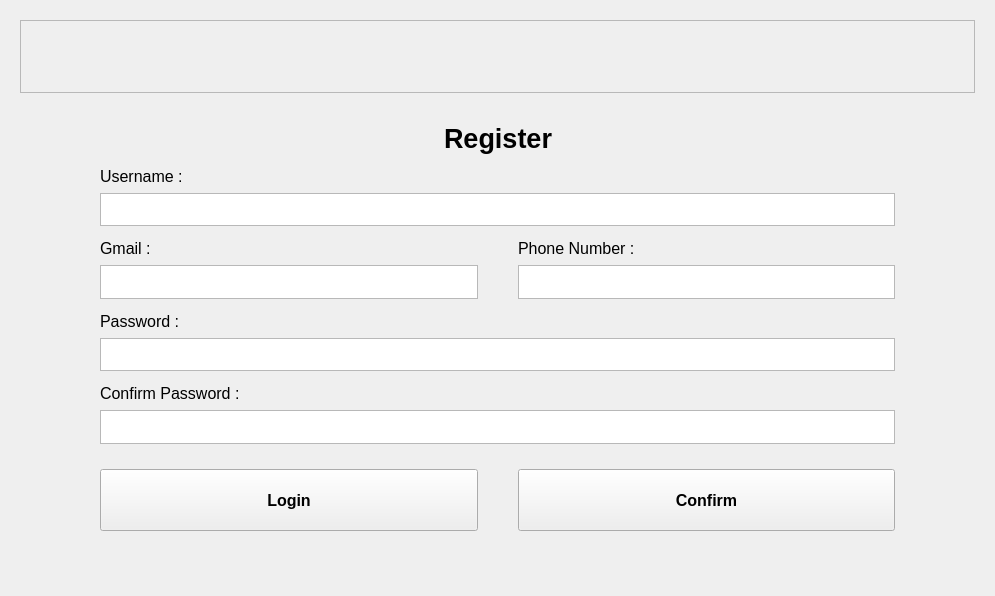
its-sentral/Collaborate-Coding-App, file uiFiles/uis/prototype4.ui: the form before one commit.
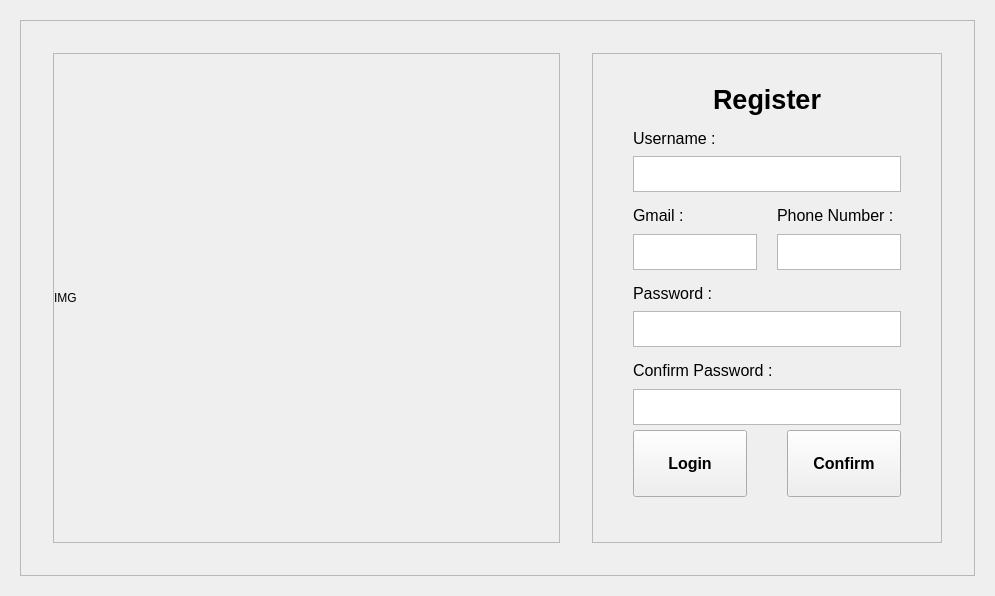
The form after the commit.

Commit message: Overhaul Authen Page UI

What changed in the file:
```diff
--- a/uiFiles/uis/prototype4.ui
+++ b/uiFiles/uis/prototype4.ui
@@ -750,12 +750,227 @@
               <enum>QFrame::Shadow::Raised</enum>
              </property>
              <layout class="QHBoxLayout" name="horizontalLayout_5">
+              <property name="spacing">
+               <number>0</number>
+              </property>
+              <property name="leftMargin">
+               <number>0</number>
+              </property>
+              <property name="topMargin">
+               <number>0</number>
+              </property>
+              <property name="rightMargin">
+               <number>0</number>
+              </property>
+              <property name="bottomMargin">
+               <number>0</number>
+              </property>
               <item>
-               <layout class="QHBoxLayout" name="horizontalLayout_4"/>
-              </item>
-             </layout>
-            </widget>
-           </item>
+               <layout class="QHBoxLayout" name="horizontalLayout_4">
+                <property name="spacing">
+                 <number>0</number>
+                </property>
+                <property name="rightMargin">
+                 <number>0</number>
+                </property>
+                <item>
+                 <spacer name="horizontalSpacer_46">
+                  <property name="orientation">
+                   <enum>Qt::Orientation::Horizontal</enum>
+                  </property>
+                  <property name="sizeType">
+                   <enum>QSizePolicy::Policy::Fixed</enum>
+                  </property>
+                  <property name="sizeHint" stdset="0">
+                   <size>
+                    <width>32</width>
+                    <height>32</height>
+                   </size>
+                  </property>
+                 </spacer>
+                </item>
+                <item>
+                 <layout class="QVBoxLayout" name="verticalLayout_26">
+                  <property name="spacing">
+                   <number>0</number>
+                  </property>
+                  <item>
+                   <spacer name="verticalSpacer_19">
+                    <property name="orientation">
+                     <enum>Qt::Orientation::Vertical</enum>
+                    </property>
+                    <property name="sizeType">
+                     <enum>QSizePolicy::Policy::Fixed</enum>
+                    </property>
+                    <property name="sizeHint" stdset="0">
+                     <size>
+                      <width>20</width>
+                      <height>32</height>
+                     </size>
+                    </property>
+                   </spacer>
+                  </item>
+                  <item>
+                   <widget class="QFrame" name="FrameRegisterImageContainer">
+                    <property name="frameShape">
+                     <enum>QFrame::Shape::StyledPanel</enum>
+                    </property>
+                    <property name="frameShadow">
+                     <enum>QFrame::Shadow::Raised</enum>
+                    </property>
+                    <layout class="QVBoxLayout" name="verticalLayout_31">
+                     <property name="spacing">
+                      <number>0</number>
+                     </property>
+                     <property name="leftMargin">
+                      <number>0</number>
+                     </property>
+                     <property name="topMargin">
+                      <number>0</number>
+                     </property>
+                     <property name="rightMargin">
+                      <number>0</number>
+                     </property>
+                     <property name="bottomMargin">
+                      <number>0</number>
+                     </property>
+                     <item>
+                      <layout class="QVBoxLayout" name="verticalLayout_30">
+                       <property name="spacing">
+                        <number>0</number>
+                       </property>
+                       <property name="topMargin">
+                        <number>0</number>
+                       </property>
+                       <item>
+                        <widget class="QLabel" name="registerImage">
+                         <property name="minimumSize">
+                          <size>
+                           <width>100</width>
+                           <height>75</height>
+                          </size>
+                         </property>
+                         <property name="maximumSize">
+                          <size>
+                           <width>1200</width>
+                           <height>900</height>
+                          </size>
+                         </property>
+                         <property name="text">
+                          <string>IMG</string>
+                         </property>
+                        </widget>
+                       </item>
+                      </layout>
+                     </item>
+                    </layout>
+                   </widget>
+                  </item>
+                  <item>
+                   <spacer name="verticalSpacer_18">
+                    <property name="orientation">
+                     <enum>Qt::Orientation::Vertical</enum>
+                    </property>
+                    <property name="sizeType">
+                     <enum>QSizePolicy::Policy::Fixed</enum>
+                    </property>
+                    <property name="sizeHint" stdset="0">
+                     <size>
+                      <width>20</width>
+                      <height>32</height>
+                     </size>
+                    </property>
+                   </spacer>
+                  </item>
+                 </layout>
+                </item>
+                <item>
+                 <spacer name="horizontalSpacer_47">
+                  <property name="orientation">
+                   <enum>Qt::Orientation::Horizontal</enum>
+                  </property>
+                  <property name="sizeType">
+                   <enum>QSizePolicy::Policy::Fixed</enum>
+                  </property>
+                  <property name="sizeHint" stdset="0">
+                   <size>
+                    <width>32</width>
+                    <height>32</height>
+                   </size>
+                  </property>
+                 </spacer>
+                </item>
+                <item>
+                 <layout class="QVBoxLayout" name="verticalLayout_27">
+                  <property name="spacing">
+                   <number>0</number>
+                  </property>
+                  <property name="topMargin">
+                   <number>0</number>
+                  </property>
+                  <property name="bottomMargin">
+                   <number>0</number>
+                  </property>
+                  <item>
+                   <spacer name="verticalSpacer_20">
+                    <property name="orientation">
+                     <enum>Qt::Orientation::Vertical</enum>
+                    </property>
+                    <property name="sizeType">
+                     <enum>QSizePolicy::Policy::Fixed</enum>
+                    </property>
+                    <property name="sizeHint" stdset="0">
+                     <size>
+                      <width>20</width>
+                      <height>32</height>
+                     </size>
+                    </property>
+                   </spacer>
+                  </item>
+                  <item>
+                   <widget class="QFrame" name="FrameRegisterArea">
+                    <property name="minimumSize">
+                     <size>
+                      <width>240</width>
+                      <height>0</height>
+                     </size>
+                    </property>
+                    <property name="maximumSize">
+                     <size>
+                      <width>350</width>
+                      <height>16777215</height>
+                     </size>
+                    </property>
+                    <property name="frameShape">
+                     <enum>QFrame::Shape::StyledPanel</enum>
+                    </property>
+                    <property name="frameShadow">
+                     <enum>QFrame::Shadow::Raised</enum>
+                    </property>
+                    <layout class="QVBoxLayout" name="verticalLayout_29">
+                     <property name="spacing">
+                      <number>0</number>
+                     </property>
+                     <property name="leftMargin">
+                      <number>0</number>
+                     </property>
+                     <property name="topMargin">
+                      <number>0</number>
+                     </property>
+                     <property name="rightMargin">
+                      <number>0</number>
+                     </property>
+                     <property name="bottomMargin">
+                      <number>0</number>
+                     </property>
+                     <item>
+                      <layout class="QVBoxLayout" name="verticalLayout_28">
+                       <property name="spacing">
+                        <number>0</number>
+                       </property>
+                       <property name="bottomMargin">
+                        <number>0</number>
+                       </property>
            <item>
             <spacer name="verticalSpacer_7">
              <property name="orientation">
@@ -836,7 +1051,7 @@
                </property>
                <property name="sizeHint" stdset="0">
                 <size>
-                 <width>80</width>
+                             <width>40</width>
                  <height>5</height>
                 </size>
                </property>
@@ -893,7 +1108,7 @@
                </property>
                <property name="sizeHint" stdset="0">
                 <size>
-                 <width>80</width>
+                             <width>40</width>
                  <height>5</height>
                 </size>
                </property>
@@ -919,7 +1134,7 @@
                </property>
                <property name="sizeHint" stdset="0">
                 <size>
-                 <width>80</width>
+                             <width>40</width>
                  <height>5</height>
                 </size>
                </property>
@@ -966,7 +1181,7 @@
                    </property>
                    <property name="sizeHint" stdset="0">
                     <size>
-                     <width>40</width>
+                                 <width>20</width>
                      <height>20</height>
                     </size>
                    </property>
@@ -1020,7 +1235,7 @@
                    </property>
                    <property name="sizeHint" stdset="0">
                     <size>
-                     <width>40</width>
+                                 <width>20</width>
                      <height>20</height>
                     </size>
                    </property>
@@ -1066,7 +1281,7 @@
                </property>
                <property name="sizeHint" stdset="0">
                 <size>
-                 <width>80</width>
+                             <width>40</width>
                  <height>5</height>
                 </size>
                </property>
@@ -1089,7 +1304,7 @@
                </property>
                <property name="sizeHint" stdset="0">
                 <size>
-                 <width>80</width>
+                             <width>40</width>
                  <height>5</height>
                 </size>
                </property>
@@ -1146,7 +1361,7 @@
                </property>
                <property name="sizeHint" stdset="0">
                 <size>
-                 <width>80</width>
+                             <width>40</width>
                  <height>5</height>
                 </size>
                </property>
@@ -1169,7 +1384,7 @@
                </property>
                <property name="sizeHint" stdset="0">
                 <size>
-                 <width>80</width>
+                             <width>40</width>
                  <height>5</height>
                 </size>
                </property>
@@ -1232,7 +1447,7 @@
                </property>
                <property name="sizeHint" stdset="0">
                 <size>
-                 <width>80</width>
+                             <width>40</width>
                  <height>5</height>
                 </size>
                </property>
@@ -1240,22 +1455,6 @@
              </item>
             </layout>
            </item>
-           <item>
-            <spacer name="verticalSpacer_11">
-             <property name="orientation">
-              <enum>Qt::Orientation::Vertical</enum>
-             </property>
-             <property name="sizeType">
-              <enum>QSizePolicy::Policy::Fixed</enum>
-             </property>
-             <property name="sizeHint" stdset="0">
-              <size>
-               <width>20</width>
-               <height>20</height>
-              </size>
-             </property>
-            </spacer>
-           </item>
            <item>
             <layout class="QHBoxLayout" name="horizontalLayout_24">
              <property name="topMargin">
@@ -1274,7 +1473,7 @@
                </property>
                <property name="sizeHint" stdset="0">
                 <size>
-                 <width>80</width>
+                             <width>40</width>
                  <height>5</height>
                 </size>
                </property>
@@ -1291,7 +1490,7 @@
                <property name="maximumSize">
                 <size>
                  <width>16777215</width>
-                 <height>100</height>
+                             <height>80</height>
                 </size>
                </property>
                <property name="font">
@@ -1332,7 +1531,7 @@
                <property name="maximumSize">
                 <size>
                  <width>16777215</width>
-                 <height>100</height>
+                             <height>80</height>
                 </size>
                </property>
                <property name="font">
@@ -1356,7 +1555,7 @@
                </property>
                <property name="sizeHint" stdset="0">
                 <size>
-                 <width>80</width>
+                             <width>40</width>
                  <height>5</height>
                 </size>
                </property>
@@ -1384,6 +1583,50 @@
          </item>
         </layout>
        </widget>
+                  </item>
+                  <item>
+                   <spacer name="verticalSpacer_21">
+                    <property name="orientation">
+                     <enum>Qt::Orientation::Vertical</enum>
+                    </property>
+                    <property name="sizeType">
+                     <enum>QSizePolicy::Policy::Fixed</enum>
+                    </property>
+                    <property name="sizeHint" stdset="0">
+                     <size>
+                      <width>20</width>
+                      <height>32</height>
+                     </size>
+                    </property>
+                   </spacer>
+                  </item>
+                 </layout>
+                </item>
+                <item>
+                 <spacer name="horizontalSpacer_45">
+                  <property name="orientation">
+                   <enum>Qt::Orientation::Horizontal</enum>
+                  </property>
+                  <property name="sizeType">
+                   <enum>QSizePolicy::Policy::Fixed</enum>
+                  </property>
+                  <property name="sizeHint" stdset="0">
+                   <size>
+                    <width>32</width>
+                    <height>32</height>
+                   </size>
+                  </property>
+                 </spacer>
+                </item>
+               </layout>
+              </item>
+             </layout>
+            </widget>
+           </item>
+          </layout>
+         </item>
+        </layout>
+       </widget>
        <widget class="QWidget" name="pageHome">
         <property name="sizePolicy">
          <sizepolicy hsizetype="Expanding" vsizetype="Expanding">
```
Left out of the diff: 35 changed lines with no effect on the pictures. Lines whose indentation alone changed are shown as unchanged. The commit also changes 4 other files.
